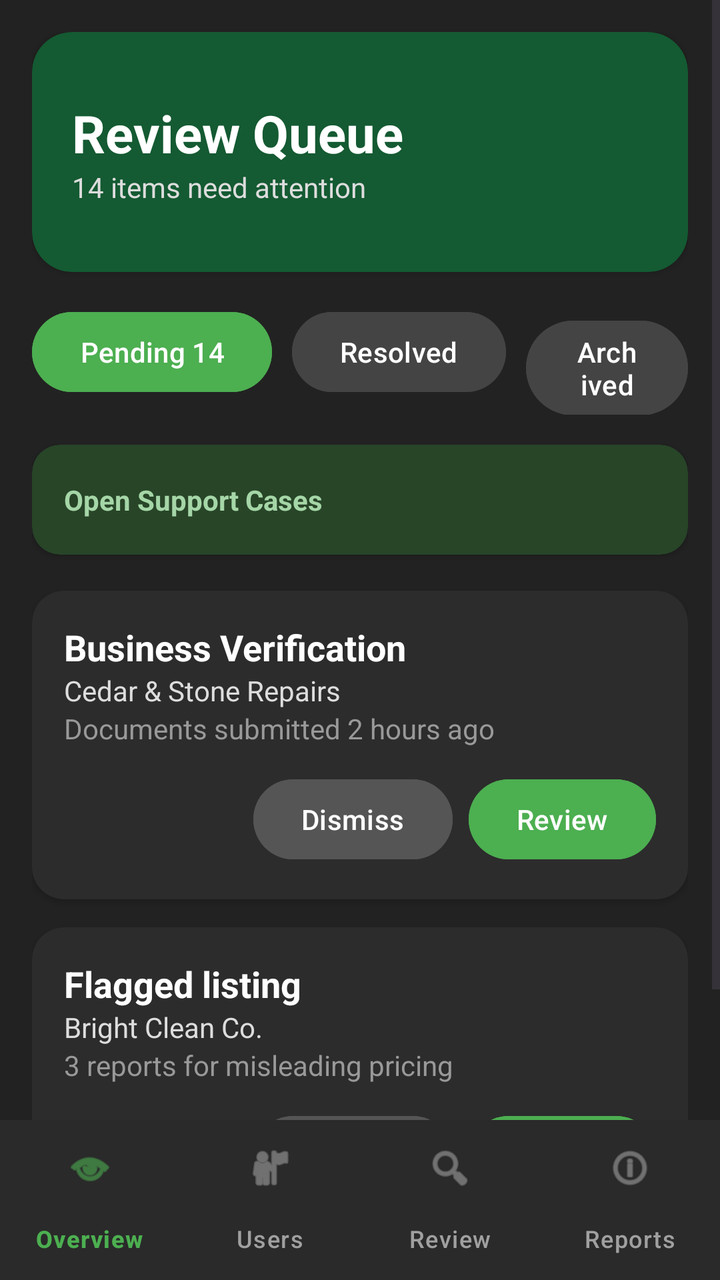
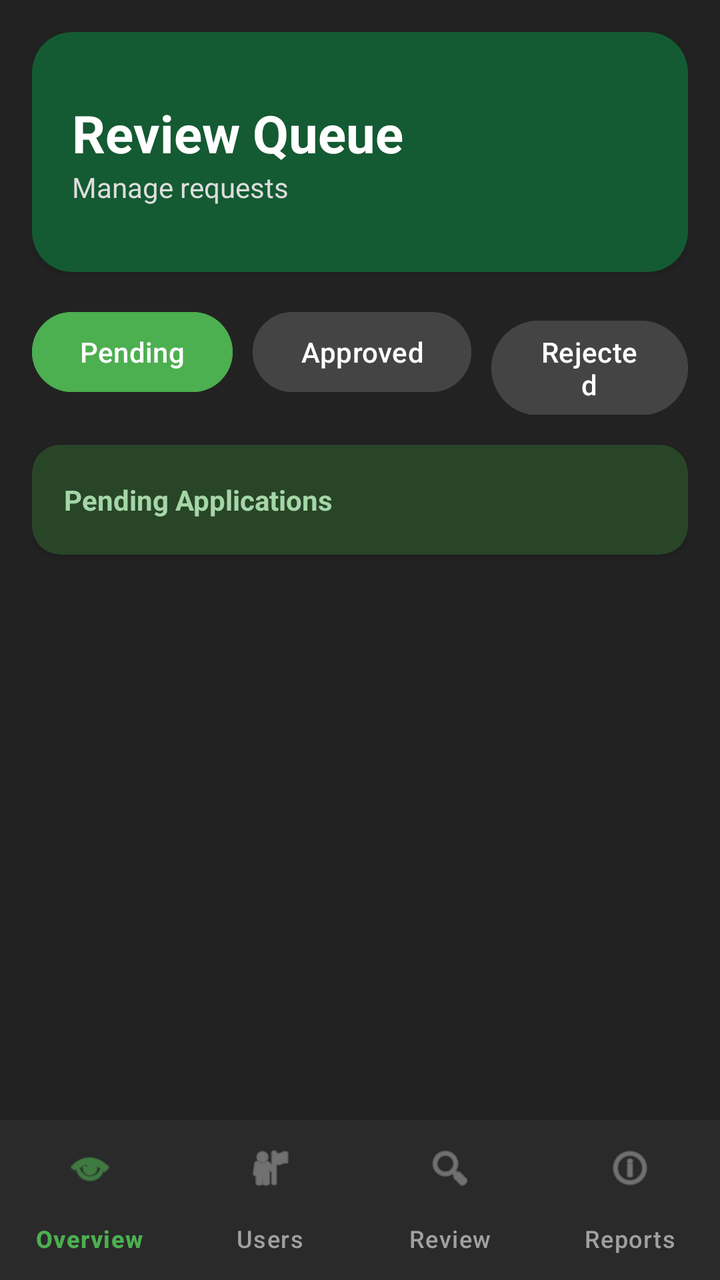

Two renders of the same Android screen: before a commit and after it. Below are the layout's source before the change and the commit's diff.
<!-- AndroidManifest.xml: application theme Theme.GeoConnect -->
<!-- res/layout/activity_admin_review2.xml -->
<?xml version="1.0" encoding="utf-8"?>
<LinearLayout xmlns:android="http://schemas.android.com/apk/res/android"
    xmlns:app="http://schemas.android.com/apk/res-auto"
    android:layout_width="match_parent"
    android:layout_height="match_parent"
    android:orientation="vertical"
    android:background="#222222">

    <ScrollView
        android:layout_width="match_parent"
        android:layout_height="0dp"
        android:layout_weight="1">

        <LinearLayout
            android:layout_width="match_parent"
            android:layout_height="wrap_content"
            android:orientation="vertical"
            android:padding="16dp">

            

            <androidx.cardview.widget.CardView
                android:layout_width="match_parent"
                android:layout_height="120dp"
                app:cardCornerRadius="20dp"
                app:cardBackgroundColor="#145A32">

                <LinearLayout
                    android:layout_width="match_parent"
                    android:layout_height="match_parent"
                    android:gravity="center_vertical"
                    android:orientation="vertical"
                    android:padding="20dp">

                    <TextView
                        android:layout_width="wrap_content"
                        android:layout_height="wrap_content"
                        android:text="Review Queue"
                        android:textColor="#FFFFFF"
                        android:textSize="26sp"
                        android:textStyle="bold" />

                    <TextView
                        android:layout_width="wrap_content"
                        android:layout_height="wrap_content"
                        android:text="14 items need attention"
                        android:textColor="#DDDDDD"
                        android:textSize="14sp" />

                </LinearLayout>

            </androidx.cardview.widget.CardView>

            

            <LinearLayout
                android:layout_width="match_parent"
                android:layout_height="wrap_content"
                android:layout_marginTop="16dp"
                android:orientation="horizontal">

                <Button
                    android:layout_width="wrap_content"
                    android:layout_height="wrap_content"
                    android:text="Pending 14"
                    android:textColor="#FFFFFF"
                    android:backgroundTint="#4CAF50" />

                <Button
                    android:layout_width="wrap_content"
                    android:layout_height="wrap_content"
                    android:layout_marginStart="10dp"
                    android:text="Resolved"
                    android:backgroundTint="#444444" />

                <Button
                    android:layout_width="wrap_content"
                    android:layout_height="wrap_content"
                    android:layout_marginStart="10dp"
                    android:text="Archived"
                    android:backgroundTint="#444444" />

            </LinearLayout>

            

            <androidx.cardview.widget.CardView
                android:layout_width="match_parent"
                android:layout_height="55dp"
                android:layout_marginTop="15dp"
                app:cardBackgroundColor="#284528"
                app:cardCornerRadius="14dp">

                <LinearLayout
                    android:layout_width="match_parent"
                    android:layout_height="match_parent"
                    android:gravity="center_vertical"
                    android:paddingStart="16dp">

                    <TextView
                        android:layout_width="wrap_content"
                        android:layout_height="wrap_content"
                        android:text="Open Support Cases"
                        android:textColor="#A5D6A7"
                        android:textStyle="bold" />

                </LinearLayout>

            </androidx.cardview.widget.CardView>

            

            <androidx.cardview.widget.CardView
                android:layout_width="match_parent"
                android:layout_height="wrap_content"
                android:layout_marginTop="18dp"
                app:cardBackgroundColor="#2C2C2C"
                app:cardCornerRadius="16dp">

                <LinearLayout
                    android:layout_width="match_parent"
                    android:layout_height="wrap_content"
                    android:orientation="vertical"
                    android:padding="16dp">

                    <TextView
                        android:text="Business Verification"
                        android:textColor="#FFFFFF"
                        android:textSize="18sp"
                        android:textStyle="bold"
                        android:layout_width="wrap_content"
                        android:layout_height="wrap_content"/>

                    <TextView
                        android:text="Cedar &amp; Stone Repairs"
                        android:textColor="#DDDDDD"
                        android:layout_width="wrap_content"
                        android:layout_height="wrap_content"/>

                    <TextView
                        android:text="Documents submitted 2 hours ago"
                        android:textColor="#999999"
                        android:layout_width="wrap_content"
                        android:layout_height="wrap_content"/>

                    <LinearLayout
                        android:layout_width="match_parent"
                        android:layout_height="wrap_content"
                        android:gravity="end"
                        android:layout_marginTop="12dp">

                        <Button
                            android:layout_width="wrap_content"
                            android:layout_height="wrap_content"
                            android:text="Dismiss"
                            android:backgroundTint="#555555"/>

                        <Button
                            android:layout_width="wrap_content"
                            android:layout_height="wrap_content"
                            android:layout_marginStart="8dp"
                            android:text="Review"
                            android:textColor="#FFFFFF"
                            android:backgroundTint="#4CAF50"/>

                    </LinearLayout>

                </LinearLayout>

            </androidx.cardview.widget.CardView>

            

            <androidx.cardview.widget.CardView
                android:layout_width="match_parent"
                android:layout_height="wrap_content"
                android:layout_marginTop="14dp"
                app:cardBackgroundColor="#2C2C2C"
                app:cardCornerRadius="16dp">

                <LinearLayout
                    android:layout_width="match_parent"
                    android:layout_height="wrap_content"
                    android:orientation="vertical"
                    android:padding="16dp">

                    <TextView
                        android:layout_width="wrap_content"
                        android:layout_height="wrap_content"
                        android:text="Flagged listing"
                        android:textColor="#FFFFFF"
                        android:textSize="18sp"
                        android:textStyle="bold"/>

                    <TextView
                        android:layout_width="wrap_content"
                        android:layout_height="wrap_content"
                        android:text="Bright Clean Co."
                        android:textColor="#DDDDDD"/>

                    <TextView
                        android:layout_width="wrap_content"
                        android:layout_height="wrap_content"
                        android:text="3 reports for misleading pricing"
                        android:textColor="#999999"/>

                    <LinearLayout
                        android:layout_width="match_parent"
                        android:layout_height="wrap_content"
                        android:gravity="end"
                        android:layout_marginTop="12dp">

                        <Button
                            android:layout_width="wrap_content"
                            android:layout_height="wrap_content"
                            android:text="Dismiss"
                            android:backgroundTint="#555555"/>

                        <Button
                            android:layout_width="wrap_content"
                            android:layout_height="wrap_content"
                            android:layout_marginStart="8dp"
                            android:text="Review"
                            android:textColor="#FFFFFF"
                            android:backgroundTint="#4CAF50"/>

                    </LinearLayout>

                </LinearLayout>

            </androidx.cardview.widget.CardView>

        </LinearLayout>

    </ScrollView>

    <com.google.android.material.bottomnavigation.BottomNavigationView
        android:id="@+id/bottomNav"
        android:layout_width="match_parent"
        android:layout_height="wrap_content"
        android:background="#2A2A2A"
        app:itemIconTint="@color/bottom_nav_colors"
        app:itemTextColor="@color/bottom_nav_colors"
        app:labelVisibilityMode="labeled"
        app:menu="@menu/bottom_nav_menu"/>

</LinearLayout>
<!-- resources referenced by this layout -->
<resources>
  <style name="Theme.GeoConnect" parent="Base.Theme.GeoConnect" />
  <style name="Base.Theme.GeoConnect" parent="Theme.Material3.DayNight.NoActionBar">
          
          
      </style>
</resources>

<!-- the commit's change to res/layout/activity_admin_review2.xml (unified diff, before → after) -->
@@ -43,7 +43,7 @@
                     <TextView
                         android:layout_width="wrap_content"
                         android:layout_height="wrap_content"
-                        android:text="14 items need attention"
+                        android:text="Manage requests"
                         android:textColor="#DDDDDD"
                         android:textSize="14sp" />
 
@@ -60,24 +60,27 @@
                 android:orientation="horizontal">
 
                 <Button
+                    android:id="@+id/btnPending"
                     android:layout_width="wrap_content"
                     android:layout_height="wrap_content"
-                    android:text="Pending 14"
+                    android:text="Pending"
                     android:textColor="#FFFFFF"
                     android:backgroundTint="#4CAF50" />
 
                 <Button
+                    android:id="@+id/btnResolved"
                     android:layout_width="wrap_content"
                     android:layout_height="wrap_content"
                     android:layout_marginStart="10dp"
-                    android:text="Resolved"
+                    android:text="Approved"
                     android:backgroundTint="#444444" />
 
                 <Button
+                    android:id="@+id/btnArchived"
                     android:layout_width="wrap_content"
                     android:layout_height="wrap_content"
                     android:layout_marginStart="10dp"
-                    android:text="Archived"
+                    android:text="Rejected"
                     android:backgroundTint="#444444" />
 
             </LinearLayout>
@@ -100,7 +103,7 @@
                     <TextView
                         android:layout_width="wrap_content"
                         android:layout_height="wrap_content"
-                        android:text="Open Support Cases"
+                        android:text="Pending Applications"
                         android:textColor="#A5D6A7"
                         android:textStyle="bold" />
 
@@ -108,127 +111,12 @@
 
             </androidx.cardview.widget.CardView>
 
-            
-
-            <androidx.cardview.widget.CardView
+            <LinearLayout
+                android:id="@+id/reviewContainer"
                 android:layout_width="match_parent"
                 android:layout_height="wrap_content"
-                android:layout_marginTop="18dp"
-                app:cardBackgroundColor="#2C2C2C"
-                app:cardCornerRadius="16dp">
-
-                <LinearLayout
-                    android:layout_width="match_parent"
-                    android:layout_height="wrap_content"
-                    android:orientation="vertical"
-                    android:padding="16dp">
-
-                    <TextView
-                        android:text="Business Verification"
-                        android:textColor="#FFFFFF"
-                        android:textSize="18sp"
-                        android:textStyle="bold"
-                        android:layout_width="wrap_content"
-                        android:layout_height="wrap_content"/>
-
-                    <TextView
-                        android:text="Cedar &amp; Stone Repairs"
-                        android:textColor="#DDDDDD"
-                        android:layout_width="wrap_content"
-                        android:layout_height="wrap_content"/>
-
-                    <TextView
-                        android:text="Documents submitted 2 hours ago"
-                        android:textColor="#999999"
-                        android:layout_width="wrap_content"
-                        android:layout_height="wrap_content"/>
-
-                    <LinearLayout
-                        android:layout_width="match_parent"
-                        android:layout_height="wrap_content"
-                        android:gravity="end"
-                        android:layout_marginTop="12dp">
-
-                        <Button
-                            android:layout_width="wrap_content"
-                            android:layout_height="wrap_content"
-                            android:text="Dismiss"
-                            android:backgroundTint="#555555"/>
-
-                        <Button
-                            android:layout_width="wrap_content"
-                            android:layout_height="wrap_content"
-                            android:layout_marginStart="8dp"
-                            android:text="Review"
-                            android:textColor="#FFFFFF"
-                            android:backgroundTint="#4CAF50"/>
-
-                    </LinearLayout>
-
-                </LinearLayout>
-
-            </androidx.cardview.widget.CardView>
-
-            
-
-            <androidx.cardview.widget.CardView
-                android:layout_width="match_parent"
-                android:layout_height="wrap_content"
-                android:layout_marginTop="14dp"
-                app:cardBackgroundColor="#2C2C2C"
-                app:cardCornerRadius="16dp">
-
-                <LinearLayout
-                    android:layout_width="match_parent"
-                    android:layout_height="wrap_content"
-                    android:orientation="vertical"
-                    android:padding="16dp">
-
-                    <TextView
-                        android:layout_width="wrap_content"
-                        android:layout_height="wrap_content"
-                        android:text="Flagged listing"
-                        android:textColor="#FFFFFF"
-                        android:textSize="18sp"
-                        android:textStyle="bold"/>
-
-                    <TextView
-                        android:layout_width="wrap_content"
-                        android:layout_height="wrap_content"
-                        android:text="Bright Clean Co."
-                        android:textColor="#DDDDDD"/>
-
-                    <TextView
-                        android:layout_width="wrap_content"
-                        android:layout_height="wrap_content"
-                        android:text="3 reports for misleading pricing"
-                        android:textColor="#999999"/>
-
-                    <LinearLayout
-                        android:layout_width="match_parent"
-                        android:layout_height="wrap_content"
-                        android:gravity="end"
-                        android:layout_marginTop="12dp">
-
-                        <Button
-                            android:layout_width="wrap_content"
-                            android:layout_height="wrap_content"
-                            android:text="Dismiss"
-                            android:backgroundTint="#555555"/>
-
-                        <Button
-                            android:layout_width="wrap_content"
-                            android:layout_height="wrap_content"
-                            android:layout_marginStart="8dp"
-                            android:text="Review"
-                            android:textColor="#FFFFFF"
-                            android:backgroundTint="#4CAF50"/>
-
-                    </LinearLayout>
-
-                </LinearLayout>
-
-            </androidx.cardview.widget.CardView>
+                android:layout_marginTop="16dp"
+                android:orientation="vertical"/>
 
         </LinearLayout>
 
